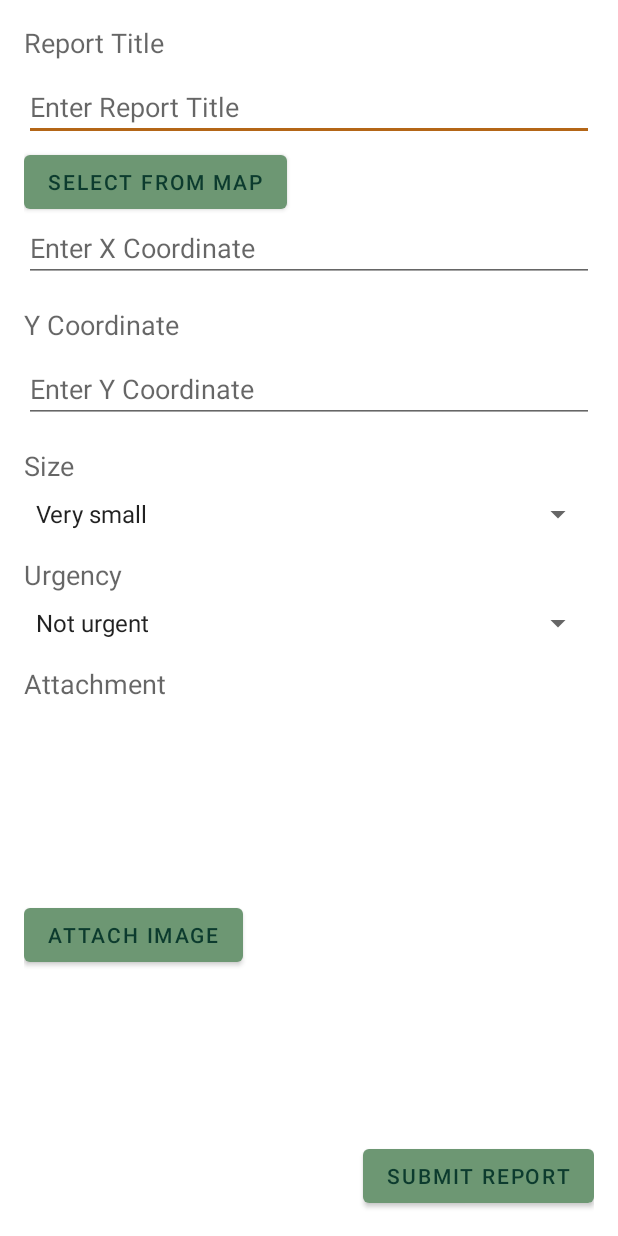
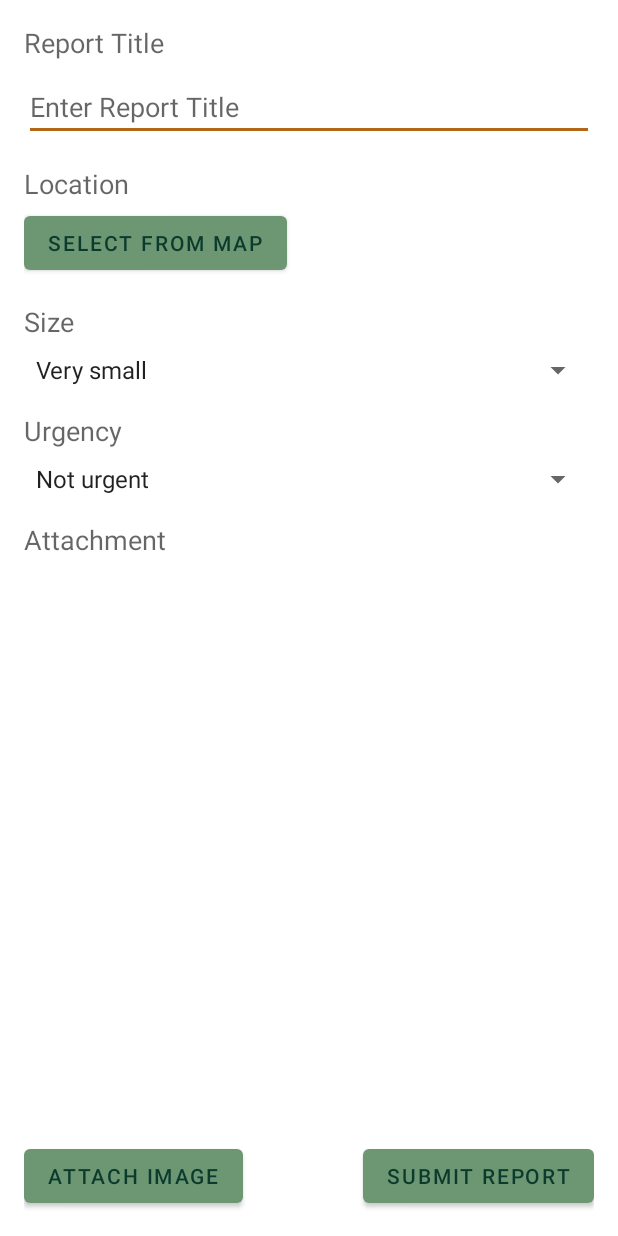
Before and after one commit to BenJohnson0/CleanStreets, an Android app: the AddReportActivity screen opened directly, with no data from a screen before it, on a phone screen of 412 x 824 dp. Run offline under Robolectric (Android 15) with nearby library versions, the phone set to English and light mode, and no system bars; our stand-ins replace Firebase (no records; nobody signed in at launch, a user with empty details on screens opened directly); Roboto replaces fonts that are not available here.

Commit message:
upload to firebase after selecting from google maps working, including all other necessary details (timestamp, userid, size, urgency)

```diff
--- a/app/src/main/java/com/example/urban_management_app/AddReportActivity.java
+++ b/app/src/main/java/com/example/urban_management_app/AddReportActivity.java
@@ -1,6 +1,4 @@
 package com.example.urban_management_app;
-
-import static com.example.urban_management_app.MapSelectionActivity.REQUEST_MAP_SELECTION;
 
 import android.Manifest;
 import android.annotation.SuppressLint;
@@ -41,9 +39,11 @@ public class AddReportActivity extends AppCompatActivity {
 
     static final int REQUEST_IMAGE_CAPTURE = 1;
     private static final int REQUEST_PERMISSION_CAMERA = 2;
+    private static final int REQUEST_MAP_SELECTION = 3;
 
-    private EditText editTextX;
-    private EditText editTextY;
+    private double selectedLatitude = 0;
+    private double selectedLongitude = 0;
+
     private EditText editTextTitle;
     private ImageView imageViewAttachment;
     private Uri imageUri;
@@ -59,15 +59,13 @@ public class AddReportActivity extends AppCompatActivity {
         super.onCreate(savedInstanceState);
         setContentView(R.layout.activity_add_report);
 
-        editTextX = findViewById(R.id.edit_text_x);
-        editTextY = findViewById(R.id.edit_text_y);
-        editTextTitle = findViewById(R.id.edit_text_title);
-        imageViewAttachment = findViewById(R.id.image_view_attachment);
-        Button buttonAttachImage = findViewById(R.id.button_attach_image);
-        Button buttonSubmit = findViewById(R.id.button_submit);
-        Button buttonSelectMap = findViewById(R.id.button_select_map);
-        spinnerSize = findViewById(R.id.spinner_size);
-        spinnerUrgency = findViewById(R.id.spinner_urgency);
+        editTextTitle = findViewById(R.id.edit_text_title); // title of the report
+        imageViewAttachment = findViewById(R.id.image_view_attachment); // [optional] image attached to the report
+        Button buttonAttachImage = findViewById(R.id.button_attach_image); // [optional] button for uploading / taking an image
+        Button buttonSubmit = findViewById(R.id.button_submit); // submit the report
+        Button buttonSelectMap = findViewById(R.id.button_select_map); // for selecting the exact location of the report
+        spinnerSize = findViewById(R.id.spinner_size); // for selecting the size of the issue
+        spinnerUrgency = findViewById(R.id.spinner_urgency); // for selecting the urgency of the issue
 
         progressDialog = new ProgressDialog(this);
         progressDialog.setMessage("Uploading Report...");
@@ -86,6 +84,7 @@ public class AddReportActivity extends AppCompatActivity {
         buttonSubmit.setOnClickListener(new View.OnClickListener() {
             @Override
             public void onClick(View v) {
+                // Call the uploadReport() method with the selected latitude and longitude
                 uploadReport();
             }
         });
@@ -93,7 +92,7 @@ public class AddReportActivity extends AppCompatActivity {
         buttonSelectMap.setOnClickListener(new View.OnClickListener() {
             @Override
             public void onClick(View v) {
-                startActivity(new Intent(AddReportActivity.this, MapSelectionActivity.class));
+                startActivityForResult(new Intent(AddReportActivity.this, MapSelectionActivity.class), REQUEST_MAP_SELECTION);
             }
         });
 
@@ -117,17 +116,31 @@ public class AddReportActivity extends AppCompatActivity {
         }
     }
 
+    @Override
+    protected void onActivityResult(int requestCode, int resultCode, @Nullable Intent data) {
+        super.onActivityResult(requestCode, resultCode, data);
+        if (requestCode == REQUEST_IMAGE_CAPTURE && resultCode == RESULT_OK) {
+            // ... (your existing image capture handling)
+        } else if (requestCode == REQUEST_MAP_SELECTION && resultCode == RESULT_OK) {
+            if (data != null) {
+                // Retrieve the selected coordinates from the MapSelectionActivity
+                selectedLatitude = data.getDoubleExtra("latitude", 0);
+                selectedLongitude = data.getDoubleExtra("longitude", 0);
+
+                // You can display a message here to inform the user that the location is selected
+                Toast.makeText(AddReportActivity.this, "Location selected", Toast.LENGTH_SHORT).show();
+            }
+        }
+    }
+
     @SuppressLint("SimpleDateFormat")
     private void uploadReport() {
-        final String x = editTextX.getText().toString().trim();
-        final String y = editTextY.getText().toString().trim();
         final String title = editTextTitle.getText().toString().trim();
         final String size = spinnerSize.getSelectedItem().toString();
         final String urgency = spinnerUrgency.getSelectedItem().toString();
 
-        // Check if the x, y, size, and urgency values are not empty
-        if (TextUtils.isEmpty(x) || TextUtils.isEmpty(y) || TextUtils.isEmpty(size)
-                || TextUtils.isEmpty(urgency)) {
+        // Check if the title, size, and urgency values are not empty
+        if (TextUtils.isEmpty(title) || TextUtils.isEmpty(size) || TextUtils.isEmpty(urgency)) {
             Toast.makeText(this, "Please fill in all fields", Toast.LENGTH_SHORT).show();
             return;
         }
@@ -143,7 +156,7 @@ public class AddReportActivity extends AppCompatActivity {
             fileReference.putFile(imageUri)
                     .addOnSuccessListener(taskSnapshot -> fileReference.getDownloadUrl()
                             .addOnSuccessListener(uri -> {
-                                Report report = new Report(reportId, timeStamp, x, y, size,
+                                Report report = new Report(reportId, timeStamp, String.valueOf(selectedLatitude), String.valueOf(selectedLongitude), size,
                                         urgency, uri.toString(), FirebaseAuth.getInstance().getCurrentUser().getUid(), title);
                                 saveReportToDatabase(report);
                             }))
@@ -153,7 +166,9 @@ public class AddReportActivity extends AppCompatActivity {
                                 "Failed to upload image", Toast.LENGTH_SHORT).show();
                     });
         } else {
-            Report report = new Report(reportId, timeStamp, x, y, size, urgency, "", FirebaseAuth.getInstance().getCurrentUser().getUid(), title);
+            // If no image is attached, still create the report with empty image URL
+            Report report = new Report(reportId, timeStamp, String.valueOf(selectedLatitude), String.valueOf(selectedLongitude),
+                    size, urgency, "", FirebaseAuth.getInstance().getCurrentUser().getUid(), title);
             saveReportToDatabase(report);
         }
     }
@@ -177,24 +192,6 @@ public class AddReportActivity extends AppCompatActivity {
     }
 
     @Override
-    protected void onActivityResult(int requestCode, int resultCode, @Nullable Intent data) {
-        super.onActivityResult(requestCode, resultCode, data);
-        if (requestCode == REQUEST_IMAGE_CAPTURE && resultCode == RESULT_OK) {
-            // ... (your existing image capture handling)
-        } else if (requestCode == REQUEST_MAP_SELECTION && resultCode == RESULT_OK) {
-            if (data != null) {
-                // Retrieve the selected coordinates from the MapSelectionActivity
-                double selectedLatitude = data.getDoubleExtra("latitude", 0);
-                double selectedLongitude = data.getDoubleExtra("longitude", 0);
-
-                // Update the X and Y coordinate fields
-                editTextX.setText(String.valueOf(selectedLatitude));
-                editTextY.setText(String.valueOf(selectedLongitude));
-            }
-        }
-    }
-
-    @Override
     public void onRequestPermissionsResult(int requestCode, @NonNull String[] permissions,
                                            @NonNull int[] grantResults) {
         super.onRequestPermissionsResult(requestCode, permissions, grantResults);
--- a/app/src/main/java/com/example/urban_management_app/MapSelectionActivity.java
+++ b/app/src/main/java/com/example/urban_management_app/MapSelectionActivity.java
@@ -1,13 +1,9 @@
 package com.example.urban_management_app;
-
-import static com.example.urban_management_app.AddReportActivity.REQUEST_IMAGE_CAPTURE;
 
 import android.content.Intent;
 import android.os.Bundle;
 
 import androidx.annotation.NonNull;
-import androidx.annotation.Nullable;
-import androidx.appcompat.app.AppCompatActivity;
 import androidx.fragment.app.FragmentActivity;
 
 import com.google.android.gms.maps.CameraUpdateFactory;
@@ -29,6 +25,7 @@ public class MapSelectionActivity extends FragmentActivity implements OnMapReady
 
         SupportMapFragment mapFragment = (SupportMapFragment) getSupportFragmentManager()
                 .findFragmentById(R.id.map_fragment);
+        assert mapFragment != null;
         mapFragment.getMapAsync(this);
     }
 
--- a/app/src/main/res/layout/activity_add_report.xml
+++ b/app/src/main/res/layout/activity_add_report.xml
@@ -22,55 +22,30 @@
         android:hint="Enter Report Title"
         android:inputType="text" />
 
+    <TextView
+        android:id="@+id/location_title"
+        android:layout_width="wrap_content"
+        android:layout_height="wrap_content"
+        android:layout_below="@id/edit_text_title"
+        android:layout_marginTop="16dp"
+        android:text="Location"
+        android:textAppearance="?android:textAppearanceMedium" />
+
     <Button
         android:id="@+id/button_select_map"
         android:layout_width="wrap_content"
         android:layout_height="wrap_content"
-        android:layout_below="@id/edit_text_title"
+        android:layout_below="@id/location_title"
         android:layout_marginTop="3dp"
         android:text="Select from map" />
 
-    <TextView
-        android:id="@+id/text_view_x"
-        android:layout_width="wrap_content"
-        android:layout_height="wrap_content"
-        android:layout_below="@id/edit_text_title"
-        android:layout_marginTop="16dp"
-        android:text="X Coordinate"
-        android:textAppearance="?android:textAppearanceMedium" />
 
-    <EditText
-        android:id="@+id/edit_text_x"
-        android:layout_width="match_parent"
-        android:layout_height="wrap_content"
-        android:layout_below="@id/text_view_x"
-        android:layout_marginTop="8dp"
-        android:hint="Enter X Coordinate"
-        android:inputType="number" />
-
-    <TextView
-        android:id="@+id/text_view_y"
-        android:layout_width="wrap_content"
-        android:layout_height="wrap_content"
-        android:layout_below="@id/edit_text_x"
-        android:layout_marginTop="16dp"
-        android:text="Y Coordinate"
-        android:textAppearance="?android:textAppearanceMedium" />
-
-    <EditText
-        android:id="@+id/edit_text_y"
-        android:layout_width="match_parent"
-        android:layout_height="wrap_content"
-        android:layout_below="@id/text_view_y"
-        android:layout_marginTop="8dp"
-        android:hint="Enter Y Coordinate"
-        android:inputType="number" />
 
     <TextView
         android:id="@+id/text_view_size"
         android:layout_width="wrap_content"
         android:layout_height="wrap_content"
-        android:layout_below="@id/edit_text_y"
+        android:layout_below="@id/button_select_map"
         android:layout_marginTop="16dp"
         android:text="Size"
         android:textAppearance="?android:textAppearanceMedium" />
@@ -118,14 +93,6 @@
         android:scaleType="centerCrop" />
 
     <Button
-        android:id="@+id/button_attach_image"
-        android:layout_width="wrap_content"
-        android:layout_height="wrap_content"
-        android:layout_below="@id/image_view_attachment"
-        android:layout_marginTop="3dp"
-        android:text="Attach Image" />
-
-    <Button
         android:id="@+id/button_submit"
         android:layout_width="wrap_content"
         android:layout_height="wrap_content"
@@ -134,4 +101,13 @@
         android:layout_marginTop="16dp"
         android:text="Submit Report" />
 
+    <Button
+        android:id="@+id/button_attach_image"
+        android:layout_width="wrap_content"
+        android:layout_height="wrap_content"
+        android:layout_alignParentEnd="false"
+        android:layout_alignParentBottom="true"
+        android:layout_marginTop="16dp"
+        android:text="Attach image" />
+
 </RelativeLayout>
```
